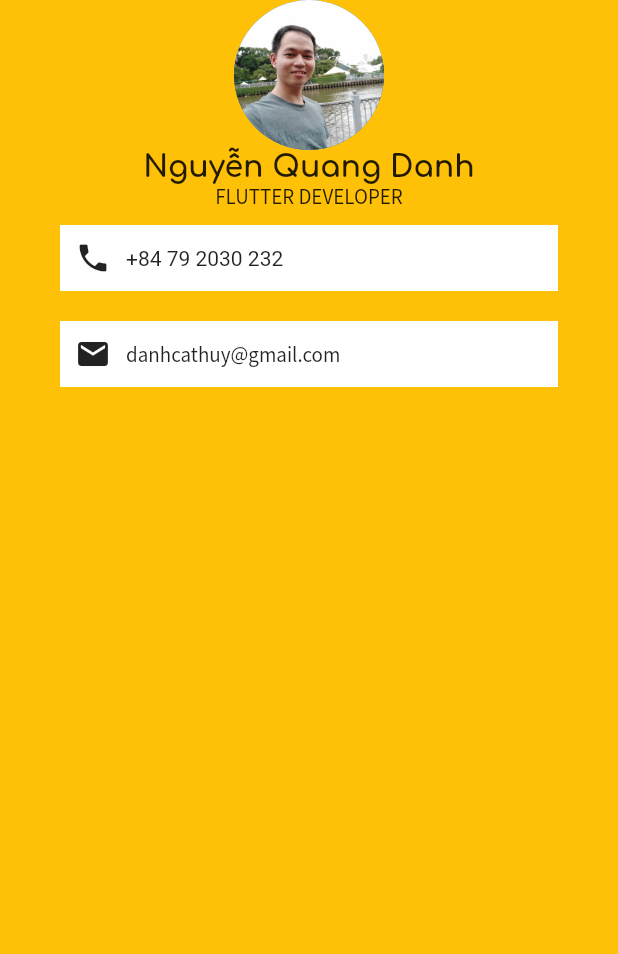
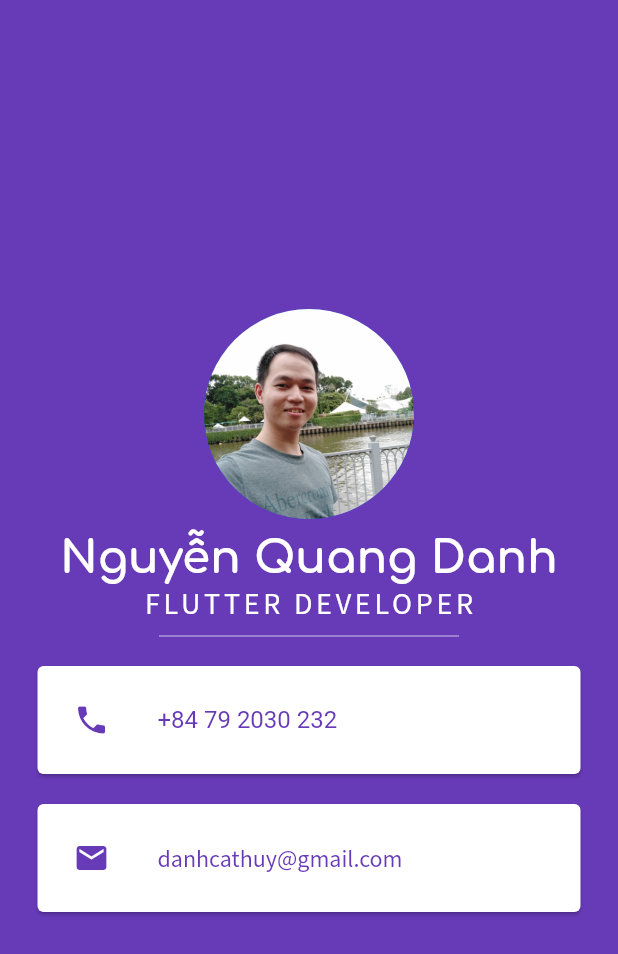
Before and after one commit to knighty-knight232/mi_card, a Flutter app: the screen it shows after launch, on a phone screen of 412 x 824 dp. Shown: the top 954 px of the screen. Run offline on Flutter 3.47's test engine with Material 2 defaults, Android fonts, the phone set to English and light mode, and no system bars.

Commit message:
rebuild layout using new widgets

```diff
--- a/lib/main.dart
+++ b/lib/main.dart
@@ -12,65 +12,76 @@ class MyApp extends StatelessWidget {
   Widget build(BuildContext context) {
     return MaterialApp(
       home: Scaffold(
-        backgroundColor: Colors.amber,
+        backgroundColor: Colors.deepPurple,
         body: SafeArea(
             child: Column(
+              mainAxisAlignment: MainAxisAlignment.center,
               children: <Widget>[
-                CircleAvatar(
-                  radius: 50.0,
-                  backgroundImage: AssetImage('images/danh00.jpg'),
+                Padding(
+                  padding: const EdgeInsets.only(bottom: 10.0),
+                  child: CircleAvatar(
+                    radius: 70.0,
+                    backgroundImage: AssetImage('images/danh00.jpg')
+                  ),
                 ),
                 Text(
                     'Nguyễn Quang Danh',
                     style: TextStyle(
+                      color: Colors.white,
                       fontFamily: 'Comfortaa',
-                      fontSize: 20.0,
+                      fontSize: 30.0,
                       fontWeight: FontWeight.bold
                     )
                 ),
                 Text(
                     'Flutter Developer'.toUpperCase(),
                     style: TextStyle(
-                      fontFamily: 'SourceSansPro'
+                      color: Colors.white,
+                      fontFamily: 'SourceSansPro',
+                      fontSize: 20.0,
+                      letterSpacing: 2.5
                   ),
                 ),
-                Container(
-                  color: Colors.white,
-                  margin: EdgeInsets.symmetric(vertical: 10.0, horizontal: 40.0),
-                  padding: EdgeInsets.all(10.0),
-                  child: Row(
-                    children: <Widget>[
-                      Icon(
-                        Icons.phone
-                      ),
-                      SizedBox(
-                        width: 10.0,
-                      ),
-                      Text(
-                          '+84 79 2030 232'
-                      )
-                    ],
+                SizedBox(
+                  height: 20.0,
+                  width: 200.0,
+                  child: Divider(
+                    color: Colors.deepPurple.shade100,
                   ),
                 ),
-                Container(
-                  color: Colors.white,
-                  margin: EdgeInsets.symmetric(vertical: 10.0, horizontal: 40.0),
-                  padding: EdgeInsets.all(10.0),
-                  child: Row(
-                    children: <Widget>[
-                      Icon(
-                          Icons.email
-                      ),
-                      SizedBox(
-                        width: 10.0,
-                      ),
-                      Text(
-                          'danhcathuy@gmail.com',
-                        style: TextStyle(
-                          fontFamily: 'SourceSansPro'
+                Card(
+                  margin: EdgeInsets.symmetric(vertical: 10.0, horizontal: 25.0),
+                  child: Padding(
+                    padding: const EdgeInsets.all(8.0),
+                    child:
+                      ListTile(
+                        leading: Icon(Icons.phone,
+                          color: Colors.deepPurple
+                        ),
+                        title: Text('+84 79 2030 232',
+                          style: TextStyle(
+                            color: Colors.deepPurple
+                          ),
                         ),
                       )
-                    ],
+                  ),
+                ),
+                Card(
+                  margin: EdgeInsets.symmetric(vertical: 10.0, horizontal: 25.0),
+                  child: Padding(
+                    padding: const EdgeInsets.all(8.0),
+                    child:
+                        ListTile(
+                          leading: Icon(Icons.email,
+                            color: Colors.deepPurple
+                          ),
+                          title: Text('danhcathuy@gmail.com',
+                              style: TextStyle(
+                                fontFamily: 'SourceSansPro',
+                                color: Colors.deepPurple
+                              ),
+                          ),
+                        ),
                   ),
                 ),
               ],
```
